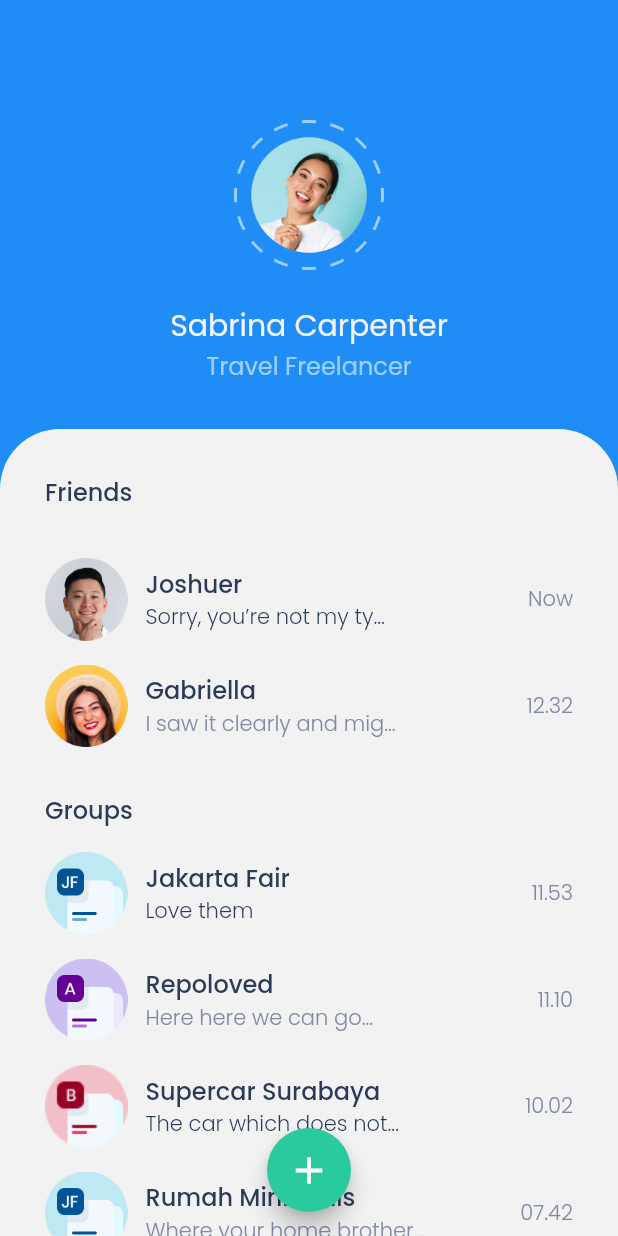
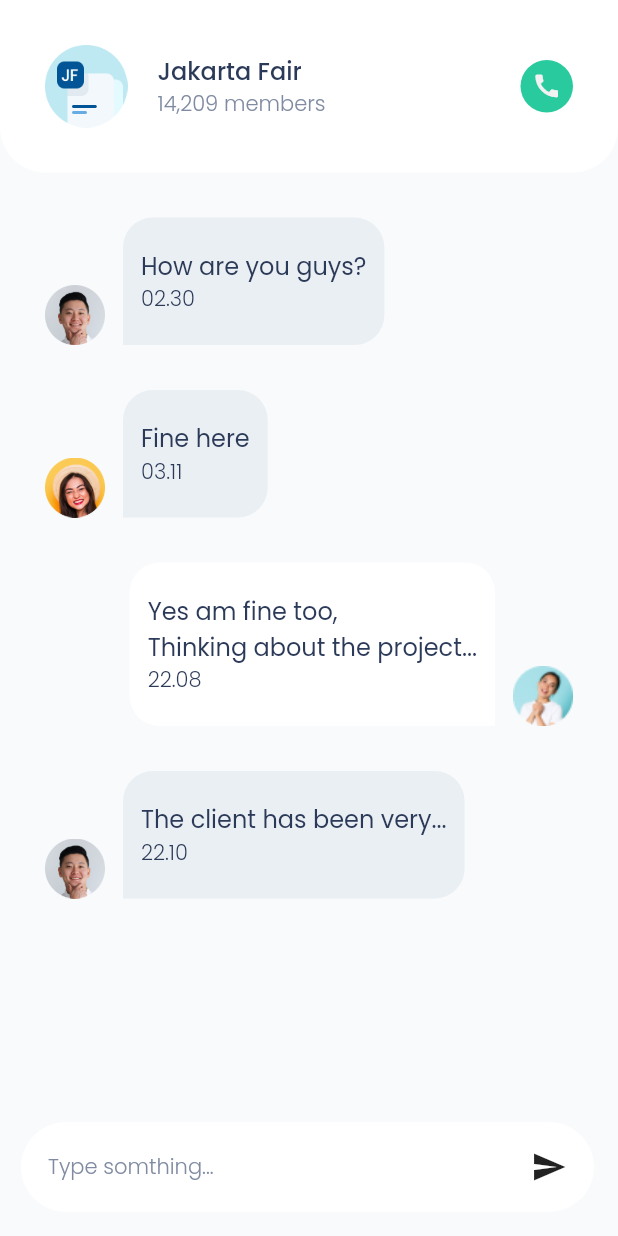
Before and after one commit to heyaender/flutter-heychat, a Flutter app: the screen it shows after launch, on a phone screen of 412 x 824 dp. Run offline on Flutter 3.47's test engine with Material 2 defaults, Android fonts, the phone set to English and light mode, and no system bars.

Commit message:
add message_pages

```diff
--- a/lib/main.dart
+++ b/lib/main.dart
@@ -1,3 +1,6 @@
+// ignore_for_file: unused_import
+
+import 'package:chattyapp/pages/message_page.dart';
 import 'package:flutter/material.dart';
 import 'pages/home_page.dart';
 
@@ -13,7 +16,7 @@ class MyApp extends StatelessWidget {
       theme: ThemeData(
         fontFamily: 'Poppins',
       ),
-      home: const HomePage(),
+      home: const MessagePage(),
     );
   }
 }
--- /dev/null
+++ b/lib/pages/message_page.dart
@@ -0,0 +1,123 @@
+// ignore_for_file: prefer_const_constructors
+
+import 'package:chattyapp/theme.dart';
+import 'package:chattyapp/widgets/chat_bubble_left.dart';
+import 'package:chattyapp/widgets/chat_bubble_right.dart';
+import 'package:flutter/material.dart';
+
+class MessagePage extends StatelessWidget {
+  const MessagePage({super.key});
+
+  @override
+  Widget build(BuildContext context) {
+    Widget chatInput() {
+      return Container(
+        width: MediaQuery.of(context).size.width - (2 * 15),
+        padding: EdgeInsets.all(18),
+        decoration: BoxDecoration(
+          color: Color(0xFFFFFFFF),
+          borderRadius: BorderRadius.circular(75),
+        ),
+        child: Row(
+          mainAxisAlignment: MainAxisAlignment.spaceBetween,
+          children: [
+            Text(
+              'Type somthing...',
+              style: subtitleTextStyle,
+            ),
+            Icon(Icons.send)
+          ],
+        ),
+      );
+    }
+
+    return Scaffold(
+      backgroundColor: Color(0xFFF8FAFC),
+      floatingActionButton: chatInput(),
+      body: SafeArea(
+        child: Column(
+          children: [
+            Container(
+              decoration: BoxDecoration(
+                color: Color(0xFFFFFFFF),
+                borderRadius: BorderRadius.vertical(
+                  bottom: Radius.circular(30),
+                ),
+              ),
+              width: double.infinity,
+              child: Padding(
+                padding: EdgeInsets.all(30),
+                child: Row(
+                  children: [
+                    Image.asset(
+                      'assets/images/group1.png',
+                      height: 55,
+                      width: 55,
+                    ),
+                    SizedBox(
+                      width: 20,
+                    ),
+                    Column(
+                      crossAxisAlignment: CrossAxisAlignment.start,
+                      children: [
+                        Text(
+                          'Jakarta Fair',
+                          style: titleTextStyle,
+                        ),
+                        Text(
+                          '14,209 members',
+                          style: subtitleTextStyle,
+                        ),
+                      ],
+                    ),
+                    Spacer(),
+                    SizedBox(
+                      height: 35,
+                      width: 35,
+                      child: Material(
+                        color: Color(0xFF29CB9E),
+                        borderRadius: BorderRadius.circular(25),
+                        child: InkWell(
+                          onTap: () {},
+                          borderRadius: BorderRadius.circular(25),
+                          child: Padding(
+                            padding: EdgeInsets.all(0),
+                            child: Icon(
+                              Icons.call,
+                              color: whiteColor,
+                              size: 20,
+                            ),
+                          ),
+                        ),
+                      ),
+                    ),
+                  ],
+                ),
+              ),
+            ),
+            ChatBubbleLeft(
+              text: 'How are you guys?',
+              time: '02.30',
+              imgUrl: 'assets/images/friend1.png',
+            ),
+            ChatBubbleLeft(
+              text: 'Fine here',
+              time: '03.11',
+              imgUrl: 'assets/images/friend2.png',
+            ),
+            ChatBubbleRight(
+              text: 'Yes am fine too,\nThinking about the project...',
+              time: '22.08',
+              imgUrl: 'assets/images/you.png',
+            ),
+            ChatBubbleLeft(
+              text: 'The client has been very...',
+              time: '22.10',
+              imgUrl: 'assets/images/friend1.png',
+            )
+          ],
+        ),
+      ),
+    );
+  }
+}
--- a/lib/theme.dart
+++ b/lib/theme.dart
@@ -6,7 +6,7 @@ const Color whiteColor = Color(0xFFf2f2f2);
 const Color blackColor = Color(0xFF2c3a59);
 const Color lightBlackColor = Color(0xFF808ba2);
 const Color greenColor = Color(0xFF29cb9e);
-const Color greyColor = Color(0xFF2C3A59);
+const Color lightGreyColor = Color(0xFFF8FAFC);
 
 TextStyle titleTextStyle = const TextStyle(
   color: blackColor,
--- /dev/null
+++ b/lib/widgets/chat_bubble_left.dart
@@ -0,0 +1,73 @@
+// ignore_for_file: prefer_const_constructors
+
+import 'package:flutter/material.dart';
+import 'package:chattyapp/theme.dart';
+
+class ChatBubbleLeft extends StatelessWidget {
+  final String imgUrl, text, time;
+
+  const ChatBubbleLeft({
+    super.key,
+    required this.text,
+    required this.time,
+    required this.imgUrl,
+  });
+
+  @override
+  Widget build(BuildContext context) {
+    return Padding(
+      padding: EdgeInsets.only(
+        top: 30,
+        left: 30,
+        right: 30,
+      ),
+      child: Row(
+        crossAxisAlignment: CrossAxisAlignment.end,
+        children: [
+          Image.asset(
+            imgUrl,
+            width: 40,
+            height: 40,
+          ),
+          SizedBox(
+            width: 12,
+          ),
+          Container(
+            decoration: BoxDecoration(
+              color: Color(0xFFEAEFF3),
+              borderRadius: BorderRadius.only(
+                topLeft: Radius.circular(20),
+                topRight: Radius.circular(20),
+                bottomRight: Radius.circular(20),
+              ),
+            ),
+            child: Padding(
+              padding: EdgeInsets.symmetric(
+                vertical: 20,
+                horizontal: 12,
+              ),
+              child: Column(
+                crossAxisAlignment: CrossAxisAlignment.start,
+                children: [
+                  Text(
+                    text,
+                    style: TextStyle(
+                      fontSize: 16,
+                      color: blackColor,
+                    ),
+                  ),
+                  Text(
+                    time,
+                    style: subtitleTextStyle.copyWith(
+                      color: blackColor,
+                    ),
+                  ),
+                ],
+              ),
+            ),
+          ),
+        ],
+      ),
+    );
+  }
+}
--- /dev/null
+++ b/lib/widgets/chat_bubble_right.dart
@@ -0,0 +1,74 @@
+// ignore_for_file: prefer_const_constructors
+
+import 'package:flutter/material.dart';
+import 'package:chattyapp/theme.dart';
+
+class ChatBubbleRight extends StatelessWidget {
+  final String imgUrl, text, time;
+
+  const ChatBubbleRight({
+    super.key,
+    required this.text,
+    required this.time,
+    required this.imgUrl,
+  });
+
+  @override
+  Widget build(BuildContext context) {
+    return Padding(
+      padding: EdgeInsets.only(
+        top: 30,
+        left: 30,
+        right: 30,
+      ),
+      child: Row(
+        crossAxisAlignment: CrossAxisAlignment.end,
+        mainAxisAlignment: MainAxisAlignment.end,
+        children: [
+          Container(
+            decoration: BoxDecoration(
+              color: Color.fromARGB(255, 255, 255, 255),
+              borderRadius: BorderRadius.only(
+                topLeft: Radius.circular(20),
+                topRight: Radius.circular(20),
+                bottomLeft: Radius.circular(20),
+              ),
+            ),
+            child: Padding(
+              padding: EdgeInsets.symmetric(
+                vertical: 20,
+                horizontal: 12,
+              ),
+              child: Column(
+                crossAxisAlignment: CrossAxisAlignment.start,
+                children: [
+                  Text(
+                    text,
+                    style: TextStyle(
+                      fontSize: 16,
+                      color: blackColor,
+                    ),
+                  ),
+                  Text(
+                    time,
+                    style: subtitleTextStyle.copyWith(
+                      color: blackColor,
+                    ),
+                  ),
+                ],
+              ),
+            ),
+          ),
+          SizedBox(
+            width: 12,
+          ),
+          Image.asset(
+            imgUrl,
+            width: 40,
+            height: 40,
+          ),
+        ],
+      ),
+    );
+  }
+}
```
Also changed, not shown: assets/images/phone_btn.png (added), assets/images/you.png (added).
